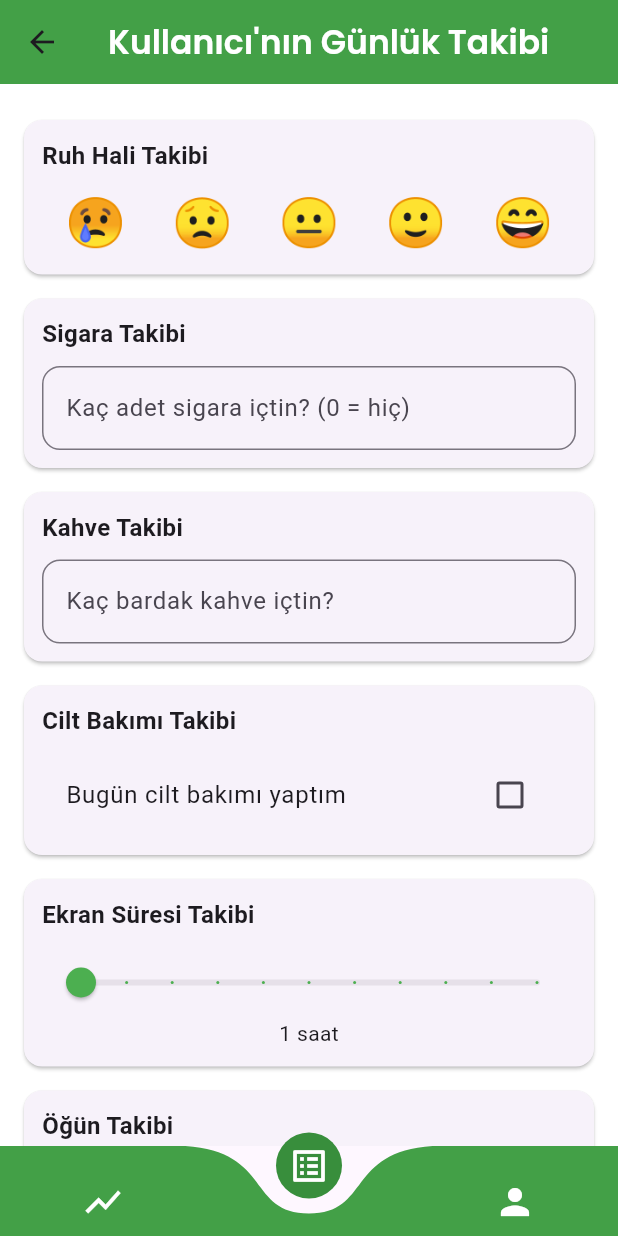
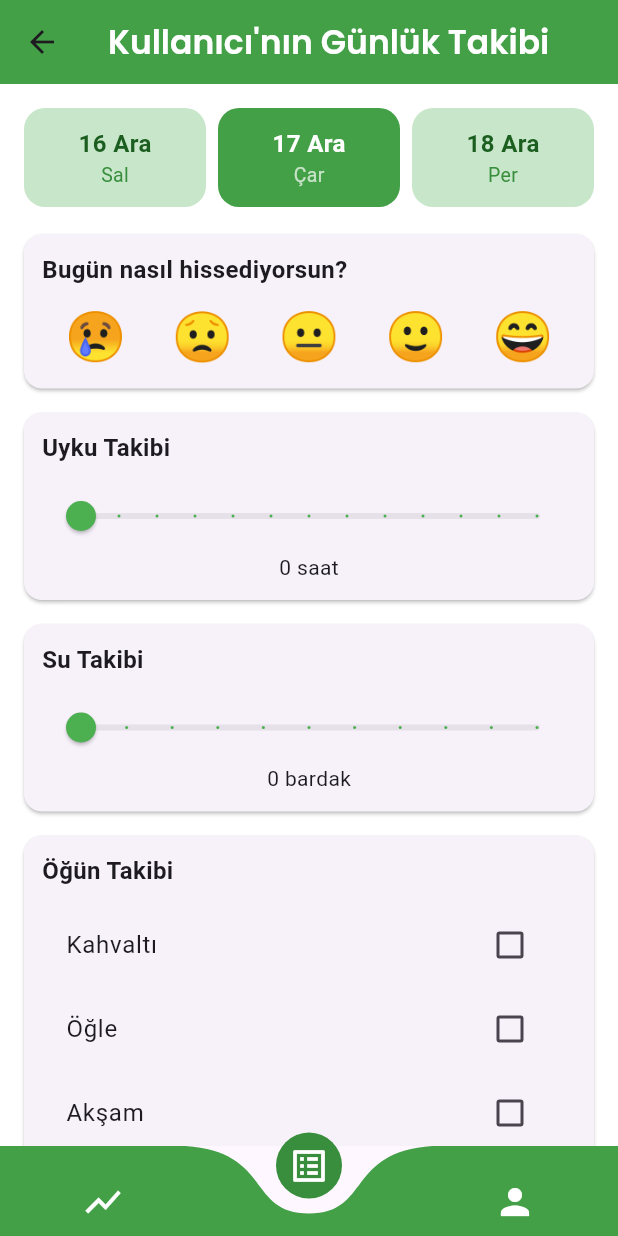
Before and after one commit to ZehraCiflikli/welllog, a Flutter app: the HomePage screen opened by its route, on a phone screen of 412 x 824 dp. Run offline on Flutter 3.47's test engine with Material 3 defaults, Android fonts, the light colour scheme and no system bars; drawn by our look-alikes of curved_navigation_bar; our stand-ins replace cloud_firestore, firebase_auth, firebase_core, flutter_secure_storage, google_fonts; accounts and stored records are empty; network calls fail.

Commit message:
todo sayfası takvim eklendi.

```diff
--- a/lib/pages/home_page.dart
+++ b/lib/pages/home_page.dart
@@ -32,7 +32,7 @@ class _HomePageState extends State<HomePage> with TickerProviderStateMixin {
             _currentIndex = index;
           });
         },
-        children: const [ScorePage(), TodoPage(), AccountPage()],
+        children: [ScorePage(), TodoPage(), AccountPage()],
       ),
 
       bottomNavigationBar: CurvedNavigationBar(
--- a/lib/pages/todo_page.dart
+++ b/lib/pages/todo_page.dart
@@ -1,6 +1,8 @@
 import 'package:flutter/material.dart';
 import 'package:provider/provider.dart';
 import 'package:google_fonts/google_fonts.dart';
+import 'package:intl/intl.dart';
+
 import '../providers/todo_provider.dart';
 import '../providers/auth_provider.dart';
 
@@ -15,15 +17,19 @@ class _TodoPageState extends State<TodoPage> {
   late TextEditingController _sigaraController;
   late TextEditingController _kahveController;
 
+  DateTime selectedDate = DateTime.now(); // 🔥 Tarih seçici için state
+
   @override
   void initState() {
     super.initState();
     final todo = context.read<TodoProvider>();
 
-    _sigaraController =
-        TextEditingController(text: todo.sigara >= 0 ? "${todo.sigara}" : "");
-    _kahveController =
-        TextEditingController(text: todo.kahve >= 0 ? "${todo.kahve}" : "");
+    _sigaraController = TextEditingController(
+      text: todo.sigara >= 0 ? "${todo.sigara}" : "",
+    );
+    _kahveController = TextEditingController(
+      text: todo.kahve >= 0 ? "${todo.kahve}" : "",
+    );
   }
 
   @override
@@ -33,12 +39,18 @@ class _TodoPageState extends State<TodoPage> {
     super.dispose();
   }
 
+  bool get isToday {
+    final now = DateTime.now();
+    return selectedDate.year == now.year &&
+        selectedDate.month == now.month &&
+        selectedDate.day == now.day;
+  }
+
   @override
   Widget build(BuildContext context) {
     final todo = context.watch<TodoProvider>();
     final auth = context.watch<AuthProvider>();
 
-    // 🔁 GÜN DEĞİŞTİYSE INPUTLARI TEMİZLE
     if (todo.consumeResetFlag()) {
       _sigaraController.clear();
       _kahveController.clear();
@@ -60,13 +72,123 @@ class _TodoPageState extends State<TodoPage> {
           ),
         ),
       ),
+
       body: ListView(
         padding: const EdgeInsets.all(16),
         children: [
+          _threeDayHeader(),
 
-          // 😊 RUH HALİ
+          const SizedBox(height: 10),
+
+          if (!isToday) _oldDayBanner(),
+
+          _buildForm(todo, enabled: isToday),
+        ],
+      ),
+    );
+  }
+
+  // ============================================================
+  //  🔥 3 GÜNLÜK HEADER (sol – bugün – sağ)
+  // ============================================================
+
+  Widget _threeDayHeader() {
+    DateTime yesterday = selectedDate.subtract(const Duration(days: 1));
+    DateTime tomorrow = selectedDate.add(const Duration(days: 1));
+
+    final formatterShort = DateFormat("d MMM", "tr");
+    final formatterDay = DateFormat("E", "tr");
+
+    DateTime now = DateTime.now();
+    bool canGoForward =
+        !(selectedDate.year == now.year &&
+            selectedDate.month == now.month &&
+            selectedDate.day == now.day);
+
+    Widget buildDay(DateTime date, bool isSelected, bool disabled) {
+      return GestureDetector(
+        onTap: disabled
+            ? null
+            : () {
+                setState(() {
+                  selectedDate = date;
+                });
+              },
+        child: AnimatedContainer(
+          duration: const Duration(milliseconds: 200),
+          padding: const EdgeInsets.symmetric(vertical: 12, horizontal: 14),
+          decoration: BoxDecoration(
+            color: isSelected ? Colors.green.shade600 : Colors.green.shade100,
+            borderRadius: BorderRadius.circular(14),
+          ),
+          child: Column(
+            children: [
+              Text(
+                formatterShort.format(date),
+                style: TextStyle(
+                  fontSize: 16,
+                  color: isSelected ? Colors.white : Colors.green.shade900,
+                  fontWeight: FontWeight.bold,
+                ),
+              ),
+              Text(
+                formatterDay.format(date),
+                style: TextStyle(
+                  fontSize: 13,
+                  color: isSelected ? Colors.white70 : Colors.green.shade700,
+                ),
+              ),
+            ],
+          ),
+        ),
+      );
+    }
+
+    return Row(
+      mainAxisAlignment: MainAxisAlignment.spaceBetween,
+      children: [
+        Expanded(child: buildDay(yesterday, yesterday == selectedDate, false)),
+        const SizedBox(width: 8),
+        Expanded(child: buildDay(selectedDate, true, false)),
+        const SizedBox(width: 8),
+        Expanded(
+          child: buildDay(tomorrow, tomorrow == selectedDate, !canGoForward),
+        ),
+      ],
+    );
+  }
+
+  // ============================================================
+  //  🔶 GEÇMİŞ GÜN UYARISI
+  // ============================================================
+
+  Widget _oldDayBanner() {
+    return Container(
+      padding: const EdgeInsets.all(12),
+      decoration: BoxDecoration(
+        color: Colors.orange.shade100,
+        borderRadius: BorderRadius.circular(12),
+      ),
+      child: const Text(
+        "Geçmiş güne bakıyorsun. Veriler sadece görüntülenebilir.",
+        style: TextStyle(color: Colors.orange, fontWeight: FontWeight.bold),
+      ),
+    );
+  }
+
+  // ============================================================
+  //  🔥 FORM (aktif/pasif)
+  // ============================================================
+
+  Widget _buildForm(TodoProvider todo, {required bool enabled}) {
+    return AbsorbPointer(
+      absorbing: !enabled,
+      child: Opacity(
+        opacity: enabled ? 1 : 0.5,
+        child: Column(
+          children: [
             _card(
-            "Ruh Hali Takibi",
+              "Bugün nasıl hissediyorsun?",
               Row(
                 mainAxisAlignment: MainAxisAlignment.spaceAround,
                 children: List.generate(5, (i) {
@@ -77,8 +199,9 @@ class _TodoPageState extends State<TodoPage> {
                       ["😢", "😟", "😐", "🙂", "😄"][i],
                       style: TextStyle(
                         fontSize: 32,
-                      backgroundColor:
-                          todo.ruhHali == index ? Colors.green.shade100 : null,
+                        backgroundColor: todo.ruhHali == index
+                            ? Colors.green.shade100
+                            : null,
                       ),
                     ),
                   );
@@ -86,54 +209,30 @@ class _TodoPageState extends State<TodoPage> {
               ),
             ),
 
-          // 🚬 SİGARA
             _card(
-            "Sigara Takibi",
-            _numberField(
-              controller: _sigaraController,
-              hint: "Kaç adet sigara içtin? (0 = hiç)",
-              onChanged: (v) =>
-                  todo.setSigara(v.isEmpty ? -1 : int.tryParse(v) ?? 0),
+              "Uyku Takibi",
+              _slider(
+                value: todo.uyku,
+                min: 0,
+                max: 12,
+                defaultValue: 0,
+                label: "${(todo.uyku < 0 ? 0 : todo.uyku).toInt()} saat",
+                onChanged: (v) => todo.setUyku(v),
               ),
             ),
 
-          // ☕ KAHVE
             _card(
-            "Kahve Takibi",
-            _numberField(
-              controller: _kahveController,
-              hint: "Kaç bardak kahve içtin?",
-              onChanged: (v) =>
-                  todo.setKahve(v.isEmpty ? -1 : int.tryParse(v) ?? 0),
+              "Su Takibi",
+              _slider(
+                value: todo.su.toDouble(),
+                min: 0,
+                max: 10,
+                defaultValue: 0,
+                label: "${todo.su} bardak",
+                onChanged: (v) => todo.setSu(v.toInt()),
               ),
             ),
 
-          // 🧴 CİLT BAKIMI
-          _card(
-            "Cilt Bakımı Takibi",
-            CheckboxListTile(
-              value: todo.ciltBakimi,
-              activeColor: Colors.green,
-              onChanged: (val) => todo.toggleCiltBakimi(val ?? false),
-              title: const Text("Bugün cilt bakımı yaptım"),
-            ),
-          ),
-
-          // 📱 EKRAN SÜRESİ
-          _card(
-            "Ekran Süresi Takibi",
-            _slider(
-              value: todo.ekranSuresi,
-              min: 1,
-              max: 10,
-              defaultValue: 1,
-              label:
-                  "${(todo.ekranSuresi < 0 ? 1 : todo.ekranSuresi).toInt()} saat",
-              onChanged: (v) => todo.setEkranSuresi(v),
-            ),
-          ),
-
-          // 🍽️ ÖĞÜN
             _card(
               "Öğün Takibi",
               Column(
@@ -142,14 +241,12 @@ class _TodoPageState extends State<TodoPage> {
                   return CheckboxListTile(
                     title: Text(labels[i]),
                     value: todo.ogunler[i],
+                    onChanged: (_) => todo.toggleOgun(i),
                     activeColor: Colors.green,
-                  onChanged: (_) => todo.toggleOgun(i),
                   );
                 }),
               ),
             ),
-
-          // 🚶 ADIM
             _card(
               "Adım Takibi",
               _slider(
@@ -162,39 +259,56 @@ class _TodoPageState extends State<TodoPage> {
               ),
             ),
 
-          // 😴 UYKU
             _card(
-            "Uyku Takibi",
-            _slider(
-              value: todo.uyku,
-              min: 0,
-              max: 12,
-              defaultValue: 0,
-              label:
-                  "${(todo.uyku < 0 ? 0 : todo.uyku).toInt()} saat",
-              onChanged: (v) => todo.setUyku(v),
+              "Kahve Takibi",
+              _numberField(
+                controller: _kahveController,
+                hint: "Kaç bardak kahve içtin?",
+                onChanged: (v) =>
+                    todo.setKahve(v.isEmpty ? -1 : int.tryParse(v) ?? 0),
               ),
             ),
 
-          // 💧 SU
             _card(
-            "Su İçme Takibi",
+              "Sigara Takibi",
+              _numberField(
+                controller: _sigaraController,
+                hint: "Kaç adet sigara içtin?",
+                onChanged: (v) =>
+                    todo.setSigara(v.isEmpty ? -1 : int.tryParse(v) ?? 0),
+              ),
+            ),
+
+            _card(
+              "Cilt Bakımı Takibi",
+              CheckboxListTile(
+                value: todo.ciltBakimi,
+                onChanged: (val) => todo.toggleCiltBakimi(val ?? false),
+                title: const Text("Bugün cilt bakımı yaptım"),
+                activeColor: Colors.green,
+              ),
+            ),
+
+            _card(
+              "Ekran Süresi",
               _slider(
-              value: todo.su.toDouble(),
-              min: 0,
+                value: todo.ekranSuresi,
+                min: 1,
                 max: 10,
-              defaultValue: 0,
-              label: "${todo.su} bardak",
-              onChanged: (v) => todo.setSu(v.toInt()),
+                defaultValue: 1,
+                label:
+                    "${(todo.ekranSuresi < 0 ? 1 : todo.ekranSuresi).toInt()} saat",
+                onChanged: (v) => todo.setEkranSuresi(v),
               ),
             ),
           ],
         ),
+      ),
     );
   }
 
-  // ================= ORTAK WIDGETLER =================
-
+  // ============================================================
+  // 🔹 KART
   Widget _card(String title, Widget child) {
     return Card(
       margin: const EdgeInsets.symmetric(vertical: 8),
@@ -203,9 +317,10 @@ class _TodoPageState extends State<TodoPage> {
         child: Column(
           crossAxisAlignment: CrossAxisAlignment.start,
           children: [
-            Text(title,
-                style:
-                    const TextStyle(fontWeight: FontWeight.bold, fontSize: 16)),
+            Text(
+              title,
+              style: const TextStyle(fontWeight: FontWeight.bold, fontSize: 16),
+            ),
             const SizedBox(height: 10),
             child,
           ],
@@ -214,6 +329,8 @@ class _TodoPageState extends State<TodoPage> {
     );
   }
 
+  // ============================================================
+  // 🔹 SLIDER
   Widget _slider({
     required double value,
     required double min,
@@ -239,6 +356,8 @@ class _TodoPageState extends State<TodoPage> {
     );
   }
 
+  // ============================================================
+  // 🔹 NUMBER FIELD
   Widget _numberField({
     required TextEditingController controller,
     required String hint,
@@ -249,9 +368,7 @@ class _TodoPageState extends State<TodoPage> {
       keyboardType: TextInputType.number,
       decoration: InputDecoration(
         hintText: hint,
-        border: OutlineInputBorder(
-          borderRadius: BorderRadius.circular(12),
-        ),
+        border: OutlineInputBorder(borderRadius: BorderRadius.circular(12)),
       ),
       onChanged: onChanged,
     );
--- a/lib/services/firestore_service.dart
+++ b/lib/services/firestore_service.dart
@@ -50,6 +50,7 @@ class FirestoreService {
   }
 
   String _formatDate(DateTime date) {
-    return "${date.year}-${date.month.toString().padLeft(2, '0')}-${date.day.toString().padLeft(2, '0')}";
+    final local = date.toLocal(); // 👈 Türkiye saatine çeker
+    return "${local.year}-${local.month.toString().padLeft(2, '0')}-${local.day.toString().padLeft(2, '0')}";
   }
 }
--- a/pubspec.yaml
+++ b/pubspec.yaml
@@ -43,6 +43,8 @@ dependencies:
   provider: ^6.1.5+1
   firebase_auth: ^6.1.2
   curved_navigation_bar: ^1.0.6
+  intl: ^0.20.2
+
 
 dev_dependencies:
   flutter_test:
```
Also changed, not shown: lib/main.dart (+3 -4 lines), lib/pages/demo_page.dart (added, +115 -0 lines), lib/pages/score_page.dart (+19 -18 lines), lib/widgets/triple_day_selector.dart (added, +82 -0 lines), pubspec.lock. Lines whose indentation alone changed are shown as unchanged.
